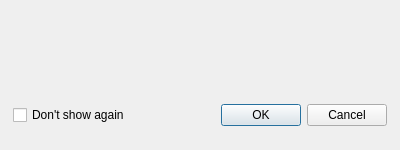
Qt form src/blackgui/components/downloadandinstalldialog.ui (swift-project/pilotclient) before a commit.
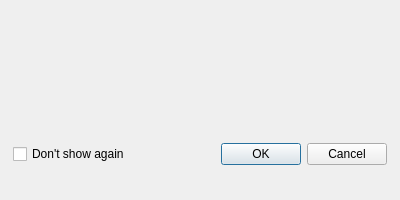
The same form after that commit. Custom widgets are drawn as their Qt base class.

Patch:
```diff
--- a/src/blackgui/components/downloadandinstalldialog.ui
+++ b/src/blackgui/components/downloadandinstalldialog.ui
@@ -7,13 +7,13 @@
     <x>0</x>
     <y>0</y>
     <width>400</width>
-    <height>150</height>
+    <height>200</height>
    </rect>
   </property>
   <property name="minimumSize">
    <size>
     <width>400</width>
-    <height>130</height>
+    <height>200</height>
    </size>
   </property>
   <property name="windowTitle">
@@ -52,7 +52,7 @@
        <number>9</number>
       </property>
       <property name="topMargin">
-       <number>0</number>
+       <number>9</number>
       </property>
       <property name="rightMargin">
        <number>9</number>
```
Left out of the diff: 6 changed lines with no effect on the pictures.
